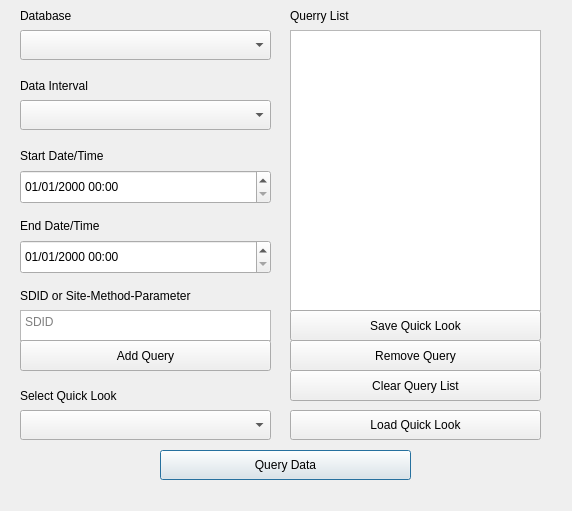
Before: the Qt Designer form ui/winWebQuery.ui in S31F3R/DataDoctor, drawn with Qt 5.
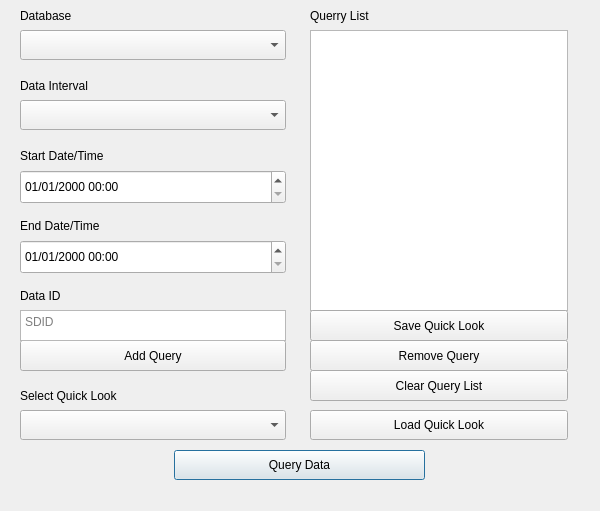
After: the same form once the commit is applied. Icons and pictures are not drawn.

Commit message: Minor tweaks to the information buttons

Diff of the .ui file:
```diff
--- a/ui/winWebQuery.ui
+++ b/ui/winWebQuery.ui
@@ -6,10 +6,16 @@
    <rect>
     <x>0</x>
     <y>0</y>
-    <width>572</width>
+    <width>600</width>
     <height>511</height>
    </rect>
   </property>
+  <property name="maximumSize">
+   <size>
+    <width>600</width>
+    <height>511</height>
+   </size>
+  </property>
   <property name="windowTitle">
    <string>Query</string>
   </property>
@@ -25,7 +31,7 @@
      <rect>
       <x>20</x>
       <y>100</y>
-      <width>251</width>
+      <width>266</width>
       <height>30</height>
      </rect>
     </property>
@@ -35,7 +41,7 @@
      <rect>
       <x>20</x>
       <y>170</y>
-      <width>251</width>
+      <width>266</width>
       <height>34</height>
      </rect>
     </property>
@@ -48,7 +54,7 @@
      <rect>
       <x>20</x>
       <y>240</y>
-      <width>251</width>
+      <width>266</width>
       <height>34</height>
      </rect>
     </property>
@@ -61,7 +67,7 @@
      <rect>
       <x>20</x>
       <y>30</y>
-      <width>251</width>
+      <width>266</width>
       <height>30</height>
      </rect>
     </property>
@@ -72,7 +78,7 @@
    <widget class="QPushButton" name="btnQuery">
     <property name="geometry">
      <rect>
-      <x>160</x>
+      <x>174</x>
       <y>450</y>
       <width>251</width>
       <height>30</height>
@@ -93,7 +99,7 @@
      <rect>
       <x>20</x>
       <y>310</y>
-      <width>251</width>
+      <width>266</width>
       <height>31</height>
      </rect>
     </property>
@@ -159,9 +165,9 @@
    <widget class="QListWidget" name="listQueryList">
     <property name="geometry">
      <rect>
-      <x>290</x>
+      <x>310</x>
       <y>30</y>
-      <width>251</width>
+      <width>258</width>
       <height>281</height>
      </rect>
     </property>
@@ -171,7 +177,7 @@
      <rect>
       <x>20</x>
       <y>340</y>
-      <width>251</width>
+      <width>266</width>
       <height>31</height>
      </rect>
     </property>
@@ -184,20 +190,20 @@
      <rect>
       <x>20</x>
       <y>280</y>
-      <width>251</width>
+      <width>61</width>
       <height>31</height>
      </rect>
     </property>
     <property name="text">
-     <string>SDID or Site-Method-Parameter</string>
+     <string>Data ID</string>
     </property>
    </widget>
    <widget class="QLabel" name="label_6">
     <property name="geometry">
      <rect>
-      <x>290</x>
+      <x>310</x>
       <y>0</y>
-      <width>251</width>
+      <width>258</width>
       <height>31</height>
      </rect>
     </property>
@@ -208,9 +214,9 @@
    <widget class="QPushButton" name="btnRemoveQuery">
     <property name="geometry">
      <rect>
-      <x>290</x>
+      <x>310</x>
       <y>340</y>
-      <width>251</width>
+      <width>258</width>
       <height>31</height>
      </rect>
     </property>
@@ -221,9 +227,9 @@
    <widget class="QPushButton" name="btnSaveQuickLook">
     <property name="geometry">
      <rect>
-      <x>290</x>
+      <x>310</x>
       <y>310</y>
-      <width>251</width>
+      <width>258</width>
       <height>31</height>
      </rect>
     </property>
@@ -249,17 +255,23 @@
      <rect>
       <x>20</x>
       <y>410</y>
-      <width>251</width>
+      <width>266</width>
       <height>30</height>
      </rect>
     </property>
+    <property name="maximumSize">
+     <size>
+      <width>16777215</width>
+      <height>16777215</height>
+     </size>
+    </property>
    </widget>
    <widget class="QPushButton" name="btnLoadQuickLook">
     <property name="geometry">
      <rect>
-      <x>290</x>
+      <x>310</x>
       <y>410</y>
-      <width>251</width>
+      <width>258</width>
       <height>30</height>
      </rect>
     </property>
@@ -273,9 +285,9 @@
    <widget class="QPushButton" name="btnClearQuery">
     <property name="geometry">
      <rect>
-      <x>290</x>
+      <x>310</x>
       <y>370</y>
-      <width>251</width>
+      <width>258</width>
       <height>31</height>
      </rect>
     </property>
@@ -283,6 +295,80 @@
      <string>Clear Query List</string>
     </property>
    </widget>
+   <widget class="QPushButton" name="btnDataIdInfo">
+    <property name="geometry">
+     <rect>
+      <x>78</x>
+      <y>279</y>
+      <width>31</width>
+      <height>20</height>
+     </rect>
+    </property>
+    <property name="text">
+     <string/>
+    </property>
+    <property name="icon">
+     <iconset>
+      <normaloff>icons/Info.png</normaloff>icons/Info.png</iconset>
+    </property>
+    <property name="iconSize">
+     <size>
+      <width>24</width>
+      <height>24</height>
+     </size>
+    </property>
+    <property name="flat">
+     <bool>true</bool>
+    </property>
+   </widget>
+   <widget class="QPushButton" name="btnIntervalInfo">
+    <property name="geometry">
+     <rect>
+      <x>110</x>
+      <y>69</y>
+      <width>31</width>
+      <height>20</height>
+     </rect>
+    </property>
+    <property name="text">
+     <string/>
+    </property>
+    <property name="icon">
+     <iconset>
+      <normaloff>icons/Info.png</normaloff>icons/Info.png</iconset>
+    </property>
+    <property name="iconSize">
+     <size>
+      <width>24</width>
+      <height>24</height>
+     </size>
+    </property>
+    <property name="flat">
+     <bool>true</bool>
+    </property>
+   </widget>
+   <zorder>dteStartDate</zorder>
+   <zorder>btnQuery</zorder>
+   <zorder>label</zorder>
+   <zorder>label_2</zorder>
+   <zorder>label_3</zorder>
+   <zorder>label_4</zorder>
+   <zorder>listQueryList</zorder>
+   <zorder>btnAddQuery</zorder>
+   <zorder>label_5</zorder>
+   <zorder>label_6</zorder>
+   <zorder>btnRemoveQuery</zorder>
+   <zorder>btnSaveQuickLook</zorder>
+   <zorder>label_7</zorder>
+   <zorder>cbQuickLook</zorder>
+   <zorder>btnLoadQuickLook</zorder>
+   <zorder>btnClearQuery</zorder>
+   <zorder>btnDataIdInfo</zorder>
+   <zorder>textSDID</zorder>
+   <zorder>dteEndDate</zorder>
+   <zorder>btnIntervalInfo</zorder>
+   <zorder>cbInterval</zorder>
+   <zorder>cbDatabase</zorder>
   </widget>
   <widget class="QMenuBar" name="menubar">
    <property name="geometry">
```
Left out of the diff: 2 changed lines with no effect on the pictures.
